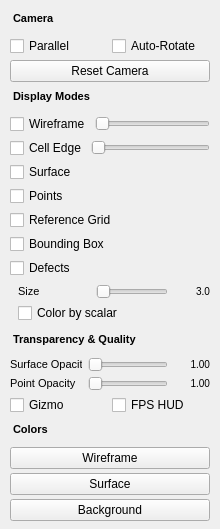
thermeng/SciRender, file src/ui/view_display_page.ui: the form before one commit.
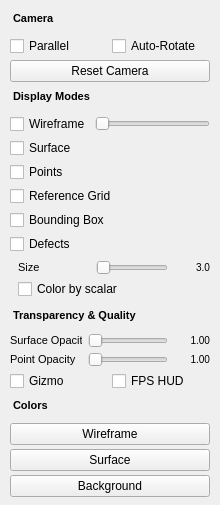
The form after the commit.

Commit message: trim: removed cell edge feature

The edit to the form file:
```diff
--- a/src/ui/view_display_page.ui
+++ b/src/ui/view_display_page.ui
@@ -95,29 +95,8 @@
      </layout>
     </widget>
    </item>
-   <item>
-    <widget class="QWidget" name="cellEdgeRow">
-     <layout class="QHBoxLayout" name="cellEdgeLayout">
-      <property name="spacing"><number>4</number></property>
-      <property name="leftMargin"><number>0</number></property>
-      <property name="topMargin"><number>0</number></property>
-      <property name="rightMargin"><number>0</number></property>
-      <property name="bottomMargin"><number>0</number></property>
-      <item>
-       <widget class="QCheckBox" name="cellEdgeCb">
-        <property name="text"><string>Cell Edge</string></property>
-       </widget>
-      </item>
-      <item>
-       <widget class="QSlider" name="cellEdgeSlider">
-        <property name="orientation"><enum>Qt::Horizontal</enum></property>
-       </widget>
-      </item>
-     </layout>
-    </widget>
-   </item>
-   <item>
-    <layout class="QVBoxLayout" name="flagsLayout">
+    <item>
+     <layout class="QVBoxLayout" name="flagsLayout">
      <item>
       <widget class="QCheckBox" name="surfaceCb">
        <property name="text">
```
The commit also changes 16 other files.
